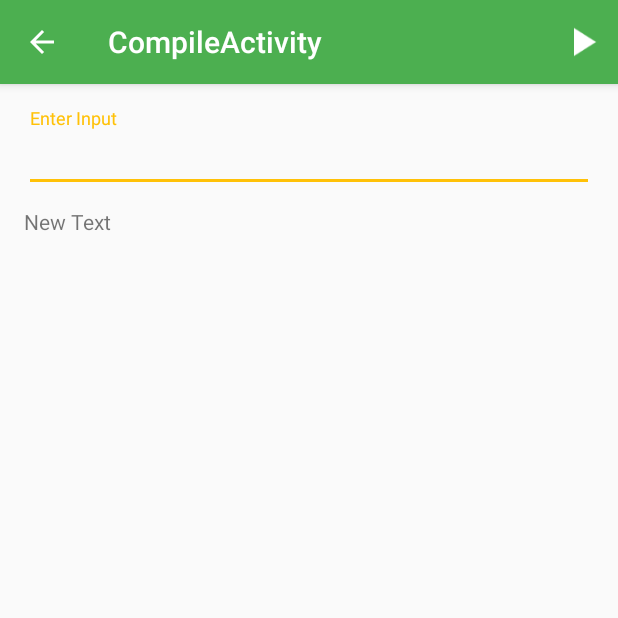
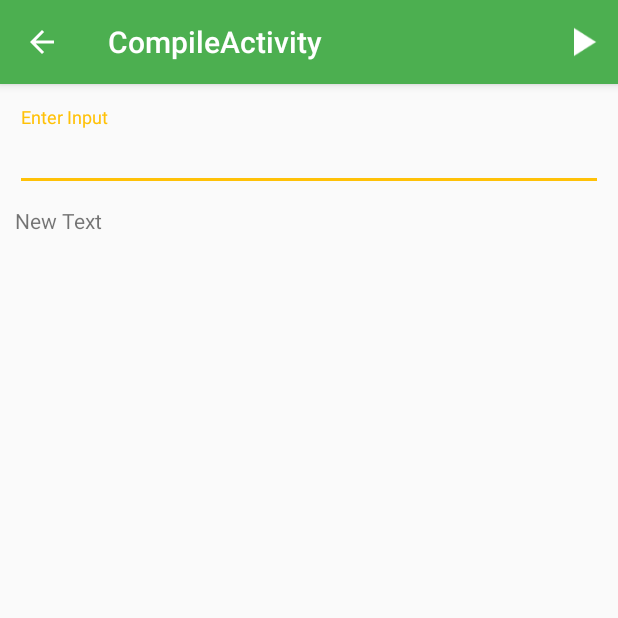
Before and after one commit to eugeneansah/HackEditor, an Android app: the CompileActivity screen opened directly, with no data from a screen before it, on a phone screen of 412 x 824 dp, the top half of it. Run offline under Robolectric (Android 15) with nearby library versions, the phone set to English and light mode, and no system bars; our stand-ins replace Volley; 2 statements that could not run were skipped.

```diff
--- a/app/src/main/res/layout/activity_note_plain_editor.xml
+++ b/app/src/main/res/layout/activity_note_plain_editor.xml
@@ -17,11 +17,13 @@
             android:layout_width="match_parent"
             android:layout_height="match_parent"
             android:orientation="vertical"
-            android:layout_below="@+id/toolbar">
+            android:layout_below="@+id/toolbar"
+            android:padding="10dp">
 
             <android.support.design.widget.TextInputLayout
                 android:id="@+id/input_layout_title"
                 android:layout_width="match_parent"
+                android:layout_marginTop="5dp"
                 android:layout_height="wrap_content">
 
                 <EditText
--- a/app/src/main/res/layout/content_compile.xml
+++ b/app/src/main/res/layout/content_compile.xml
@@ -4,10 +4,7 @@
     xmlns:tools="http://schemas.android.com/tools"
     android:layout_width="match_parent"
     android:layout_height="match_parent"
-    android:paddingBottom="@dimen/activity_vertical_margin"
-    android:paddingLeft="@dimen/activity_horizontal_margin"
-    android:paddingRight="@dimen/activity_horizontal_margin"
-    android:paddingTop="@dimen/activity_vertical_margin"
+    android:padding="10dp"
     app:layout_behavior="@string/appbar_scrolling_view_behavior"
     tools:context="com.hackathon.hackmsit.activities.CompileActivity"
     tools:showIn="@layout/activity_compile">
@@ -15,7 +12,8 @@
     <android.support.design.widget.TextInputLayout
         android:id="@+id/input_text_layout"
         android:layout_width="match_parent"
-        android:layout_height="wrap_content">
+        android:layout_height="wrap_content"
+        android:layout_marginTop="5dp">
 
         <EditText
             android:id="@+id/inputText"
```
Also changed, not shown: app/src/main/java/com/hackathon/hackmsit/activities/CompileActivity.java (+6 -3 lines).
